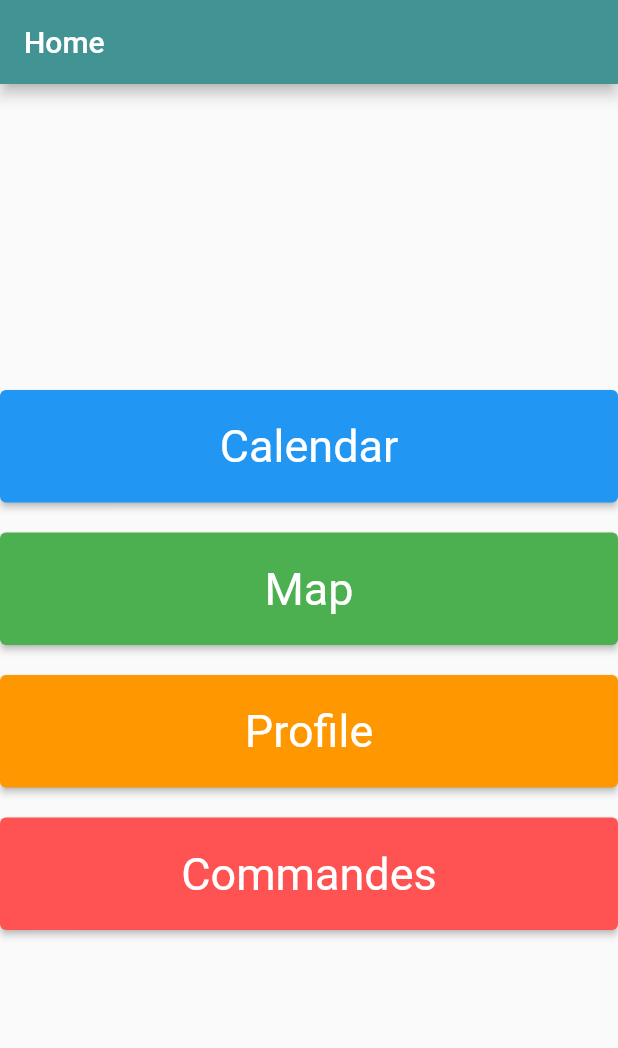
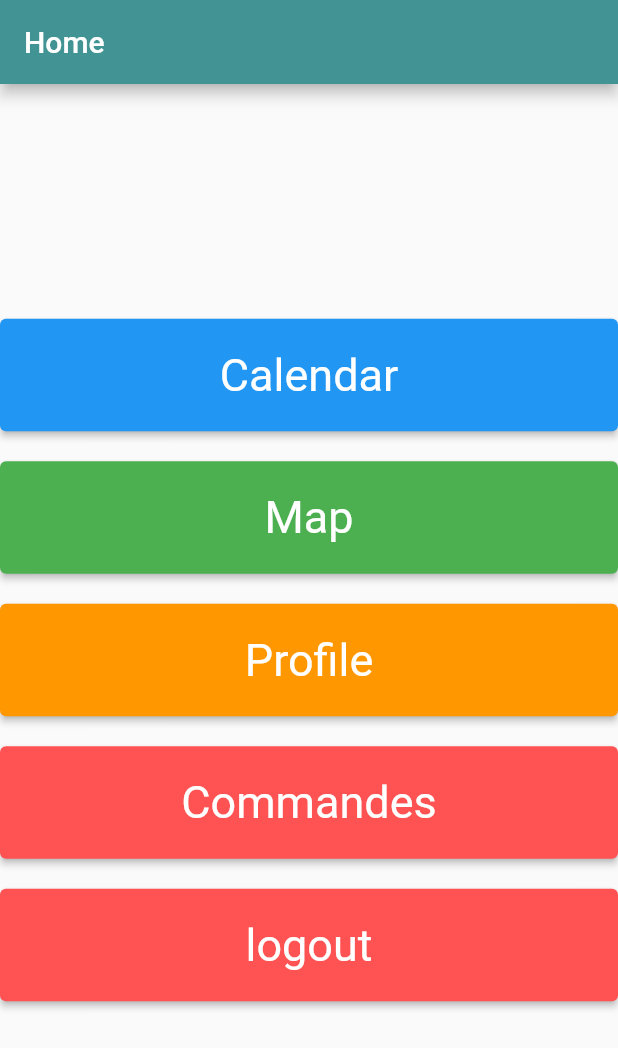
Before and after one commit to Diagora-EIP/mobile, a Flutter app: the HomePage screen opened directly, on a phone screen of 412 x 824 dp. Shown: the top 1048 px of the screen. Run offline on Flutter 3.47's test engine with Material 2 defaults, Android fonts, the phone set to English and light mode, and no system bars; our stand-ins replace firebase_analytics, firebase_core, firebase_crashlytics, flutter_map, latlong2, logger and 2 more; missing offline and left inert: firebase_performance; accounts and stored records are empty.

Commit message:
feat/test: button logout | test run with makefile

```diff
--- a/lib/home.dart
+++ b/lib/home.dart
@@ -1,11 +1,21 @@
+import 'package:flutter/material.dart';
 import 'package:diagora/views/home/order/order_view.dart';
-import 'package:flutter/material.dart';
-import 'calendar.dart';
-import 'map.dart';
-import 'profile.dart';
 
-class HomePage extends StatelessWidget {
+import 'package:diagora/map.dart';
+import 'package:diagora/profile.dart';
+import 'package:diagora/calendar.dart';
+import 'package:diagora/services/api_service.dart';
+import 'package:diagora/views/auth/register_view.dart';
+
+class HomePage extends StatefulWidget {
   const HomePage({Key? key}) : super(key: key);
+
+  @override
+  State<HomePage> createState() => _HomePageState();
+}
+
+class _HomePageState extends State<HomePage> {
+  final ApiService _api = ApiService.getInstance();
 
   @override
   Widget build(BuildContext context) {
@@ -75,6 +85,22 @@ class HomePage extends StatelessWidget {
             ),
             child: const Text('Commandes'),
           ),
+          const SizedBox(height: 20),
+          ElevatedButton(
+            onPressed: () {
+              _api.logout();
+              Navigator.pushAndRemoveUntil(
+                  context,
+                  MaterialPageRoute(builder: (context) => const RegisterView()),
+                  (route) => false);
+            },
+            style: ElevatedButton.styleFrom(
+              backgroundColor: Colors.redAccent,
+              padding: const EdgeInsets.all(20),
+              textStyle: const TextStyle(fontSize: 30),
+            ),
+            child: const Text('logout'),
+          ),
         ],
       ),
     );
--- a/lib/main.dart
+++ b/lib/main.dart
@@ -1,9 +1,9 @@
 import 'dart:ui';
 
+import 'firebase_options.dart';
 import 'package:firebase_core/firebase_core.dart';
 import 'package:firebase_analytics/firebase_analytics.dart';
 import 'package:firebase_crashlytics/firebase_crashlytics.dart';
-import 'firebase_options.dart';
 
 import 'package:flutter/material.dart';
 import 'package:diagora/views/loading/loading_view.dart';
```
Also changed, not shown: 4 other files.
